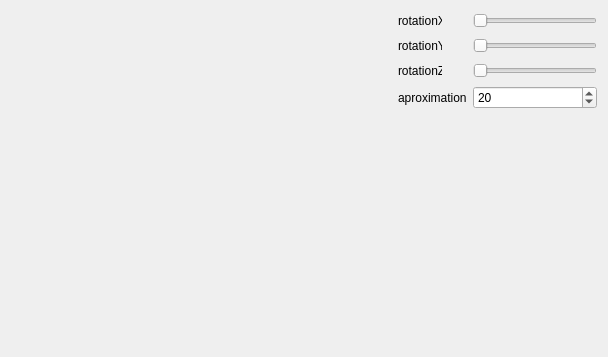
Old version of the form window.ui in the repository Siterina/ComputerGraphics_4-5_4.
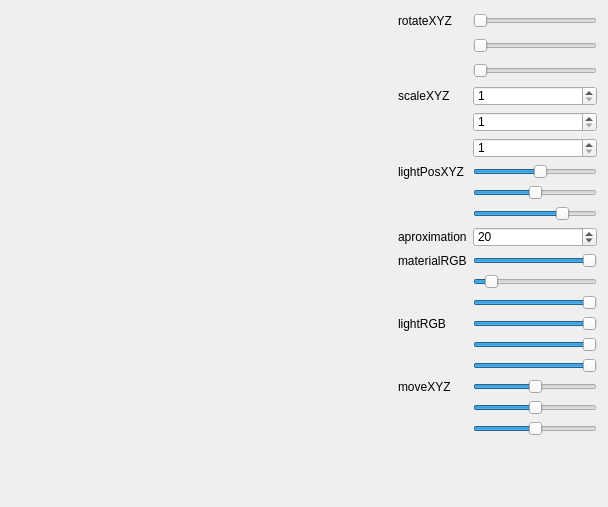
New version of the form. Custom widgets are drawn as their Qt base class.

Patch:
```diff
--- a/window.ui
+++ b/window.ui
@@ -6,8 +6,8 @@
    <rect>
     <x>0</x>
     <y>0</y>
-    <width>581</width>
-    <height>357</height>
+    <width>599</width>
+    <height>507</height>
    </rect>
   </property>
   <property name="windowTitle">
@@ -16,7 +16,45 @@
   <layout class="QGridLayout" name="gridLayout_2">
    <item row="0" column="1" rowspan="2">
     <layout class="QGridLayout" name="gridLayout">
-     <item row="4" column="0">
+     <item row="9" column="0">
+      <widget class="QLabel" name="label_4">
+       <property name="maximumSize">
+        <size>
+         <width>74</width>
+         <height>20</height>
+        </size>
+       </property>
+       <property name="text">
+        <string>aproximation</string>
+       </property>
+      </widget>
+     </item>
+     <item row="6" column="1">
+      <widget class="QSlider" name="lightPosX">
+       <property name="maximumSize">
+        <size>
+         <width>124</width>
+         <height>19</height>
+        </size>
+       </property>
+       <property name="minimum">
+        <number>-20</number>
+       </property>
+       <property name="maximum">
+        <number>20</number>
+       </property>
+       <property name="pageStep">
+        <number>1</number>
+       </property>
+       <property name="value">
+        <number>2</number>
+       </property>
+       <property name="orientation">
+        <enum>Qt::Horizontal</enum>
+       </property>
+      </widget>
+     </item>
+     <item row="19" column="0">
       <spacer name="verticalSpacer">
        <property name="orientation">
         <enum>Qt::Vertical</enum>
@@ -54,32 +92,6 @@
        </property>
       </widget>
      </item>
-     <item row="1" column="0">
-      <widget class="QLabel" name="label_2">
-       <property name="maximumSize">
-        <size>
-         <width>44</width>
-         <height>19</height>
-        </size>
-       </property>
-       <property name="text">
-        <string>rotationY</string>
-       </property>
-      </widget>
-     </item>
-     <item row="0" column="0">
-      <widget class="QLabel" name="label">
-       <property name="maximumSize">
-        <size>
-         <width>44</width>
-         <height>19</height>
-        </size>
-       </property>
-       <property name="text">
-        <string>rotationX</string>
-       </property>
-      </widget>
-     </item>
      <item row="0" column="1">
       <widget class="QSlider" name="rotationXSlider">
        <property name="minimumSize">
@@ -105,16 +117,57 @@
        </property>
       </widget>
      </item>
-     <item row="2" column="0">
-      <widget class="QLabel" name="label_3">
+     <item row="13" column="0">
+      <widget class="QLabel" name="label_12">
        <property name="maximumSize">
         <size>
-         <width>44</width>
+         <width>74</width>
          <height>19</height>
         </size>
        </property>
        <property name="text">
-        <string>rotationZ</string>
+        <string>lightRGB</string>
+       </property>
+      </widget>
+     </item>
+     <item row="12" column="1">
+      <widget class="QSlider" name="materialB">
+       <property name="maximumSize">
+        <size>
+         <width>124</width>
+         <height>19</height>
+        </size>
+       </property>
+       <property name="maximum">
+        <number>255</number>
+       </property>
+       <property name="singleStep">
+        <number>5</number>
+       </property>
+       <property name="value">
+        <number>255</number>
+       </property>
+       <property name="orientation">
+        <enum>Qt::Horizontal</enum>
+       </property>
+      </widget>
+     </item>
+     <item row="3" column="1">
+      <widget class="QSpinBox" name="scaleX">
+       <property name="maximumSize">
+        <size>
+         <width>124</width>
+         <height>20</height>
+        </size>
+       </property>
+       <property name="minimum">
+        <number>1</number>
+       </property>
+       <property name="maximum">
+        <number>5</number>
+       </property>
+       <property name="value">
+        <number>1</number>
        </property>
       </widget>
      </item>
@@ -143,15 +196,247 @@
        </property>
       </widget>
      </item>
+     <item row="16" column="1">
+      <widget class="QSlider" name="moveX">
+       <property name="maximumSize">
+        <size>
+         <width>124</width>
+         <height>19</height>
+        </size>
+       </property>
+       <property name="minimum">
+        <number>-10</number>
+       </property>
+       <property name="maximum">
+        <number>10</number>
+       </property>
+       <property name="orientation">
+        <enum>Qt::Horizontal</enum>
+       </property>
+      </widget>
+     </item>
+     <item row="17" column="1">
+      <widget class="QSlider" name="moveY">
+       <property name="maximumSize">
+        <size>
+         <width>124</width>
+         <height>19</height>
+        </size>
+       </property>
+       <property name="minimum">
+        <number>-10</number>
+       </property>
+       <property name="maximum">
+        <number>10</number>
+       </property>
+       <property name="orientation">
+        <enum>Qt::Horizontal</enum>
+       </property>
+      </widget>
+     </item>
+     <item row="0" column="0">
+      <widget class="QLabel" name="label">
+       <property name="text">
+        <string>rotateXYZ</string>
+       </property>
+      </widget>
+     </item>
+     <item row="16" column="0">
+      <widget class="QLabel" name="label_13">
+       <property name="text">
+        <string>moveXYZ</string>
+       </property>
+      </widget>
+     </item>
      <item row="3" column="0">
-      <widget class="QLabel" name="label_4">
+      <widget class="QLabel" name="label_8">
+       <property name="maximumSize">
+        <size>
+         <width>74</width>
+         <height>20</height>
+        </size>
+       </property>
        <property name="text">
-        <string>aproximation</string>
+        <string>scaleXYZ</string>
        </property>
       </widget>
      </item>
-     <item row="3" column="1">
+     <item row="6" column="0">
+      <widget class="QLabel" name="label_5">
+       <property name="maximumSize">
+        <size>
+         <width>74</width>
+         <height>19</height>
+        </size>
+       </property>
+       <property name="text">
+        <string>lightPosXYZ</string>
+       </property>
+      </widget>
+     </item>
+     <item row="15" column="1">
+      <widget class="QSlider" name="lightB">
+       <property name="maximumSize">
+        <size>
+         <width>124</width>
+         <height>19</height>
+        </size>
+       </property>
+       <property name="maximum">
+        <number>255</number>
+       </property>
+       <property name="singleStep">
+        <number>5</number>
+       </property>
+       <property name="value">
+        <number>255</number>
+       </property>
+       <property name="orientation">
+        <enum>Qt::Horizontal</enum>
+       </property>
+      </widget>
+     </item>
+     <item row="13" column="1">
+      <widget class="QSlider" name="lightR">
+       <property name="maximumSize">
+        <size>
+         <width>124</width>
+         <height>19</height>
+        </size>
+       </property>
+       <property name="maximum">
+        <number>255</number>
+       </property>
+       <property name="singleStep">
+        <number>5</number>
+       </property>
+       <property name="value">
+        <number>255</number>
+       </property>
+       <property name="orientation">
+        <enum>Qt::Horizontal</enum>
+       </property>
+      </widget>
+     </item>
+     <item row="11" column="1">
+      <widget class="QSlider" name="materialG">
+       <property name="maximumSize">
+        <size>
+         <width>124</width>
+         <height>19</height>
+        </size>
+       </property>
+       <property name="maximum">
+        <number>255</number>
+       </property>
+       <property name="singleStep">
+        <number>5</number>
+       </property>
+       <property name="value">
+        <number>25</number>
+       </property>
+       <property name="orientation">
+        <enum>Qt::Horizontal</enum>
+       </property>
+      </widget>
+     </item>
+     <item row="10" column="0">
+      <widget class="QLabel" name="label_11">
+       <property name="maximumSize">
+        <size>
+         <width>74</width>
+         <height>19</height>
+        </size>
+       </property>
+       <property name="text">
+        <string>materialRGB</string>
+       </property>
+      </widget>
+     </item>
+     <item row="14" column="1">
+      <widget class="QSlider" name="lightG">
+       <property name="maximumSize">
+        <size>
+         <width>124</width>
+         <height>19</height>
+        </size>
+       </property>
+       <property name="maximum">
+        <number>255</number>
+       </property>
+       <property name="singleStep">
+        <number>5</number>
+       </property>
+       <property name="value">
+        <number>255</number>
+       </property>
+       <property name="orientation">
+        <enum>Qt::Horizontal</enum>
+       </property>
+      </widget>
+     </item>
+     <item row="10" column="1">
+      <widget class="QSlider" name="materialR">
+       <property name="maximumSize">
+        <size>
+         <width>124</width>
+         <height>19</height>
+        </size>
+       </property>
+       <property name="maximum">
+        <number>255</number>
+       </property>
+       <property name="singleStep">
+        <number>5</number>
+       </property>
+       <property name="value">
+        <number>255</number>
+       </property>
+       <property name="orientation">
+        <enum>Qt::Horizontal</enum>
+       </property>
+      </widget>
+     </item>
+     <item row="4" column="1">
+      <widget class="QSpinBox" name="scaleY">
+       <property name="maximumSize">
+        <size>
+         <width>124</width>
+         <height>20</height>
+        </size>
+       </property>
+       <property name="minimum">
+        <number>1</number>
+       </property>
+       <property name="maximum">
+        <number>5</number>
+       </property>
+      </widget>
+     </item>
+     <item row="5" column="1">
+      <widget class="QSpinBox" name="scaleZ">
+       <property name="maximumSize">
+        <size>
+         <width>124</width>
+         <height>20</height>
+        </size>
+       </property>
+       <property name="minimum">
+        <number>1</number>
+       </property>
+       <property name="maximum">
+        <number>5</number>
+       </property>
+      </widget>
+     </item>
+     <item row="9" column="1">
       <widget class="QSpinBox" name="changeAproximation">
+       <property name="maximumSize">
+        <size>
+         <width>124</width>
+         <height>20</height>
+        </size>
+       </property>
        <property name="minimum">
         <number>1</number>
        </property>
@@ -160,6 +445,72 @@
        </property>
       </widget>
      </item>
+     <item row="7" column="1">
+      <widget class="QSlider" name="lightPosY">
+       <property name="maximumSize">
+        <size>
+         <width>124</width>
+         <height>19</height>
+        </size>
+       </property>
+       <property name="minimum">
+        <number>-20</number>
+       </property>
+       <property name="maximum">
+        <number>20</number>
+       </property>
+       <property name="pageStep">
+        <number>2</number>
+       </property>
+       <property name="orientation">
+        <enum>Qt::Horizontal</enum>
+       </property>
+      </widget>
+     </item>
+     <item row="8" column="1">
+      <widget class="QSlider" name="lightPosZ">
+       <property name="maximumSize">
+        <size>
+         <width>124</width>
+         <height>19</height>
+        </size>
+       </property>
+       <property name="minimum">
+        <number>-20</number>
+       </property>
+       <property name="maximum">
+        <number>20</number>
+       </property>
+       <property name="pageStep">
+        <number>2</number>
+       </property>
+       <property name="value">
+        <number>10</number>
+       </property>
+       <property name="orientation">
+        <enum>Qt::Horizontal</enum>
+       </property>
+      </widget>
+     </item>
+     <item row="18" column="1">
+      <widget class="QSlider" name="moveZ">
+       <property name="maximumSize">
+        <size>
+         <width>124</width>
+         <height>19</height>
+        </size>
+       </property>
+       <property name="minimum">
+        <number>-50</number>
+       </property>
+       <property name="maximum">
+        <number>50</number>
+       </property>
+       <property name="orientation">
+        <enum>Qt::Horizontal</enum>
+       </property>
+      </widget>
+     </item>
     </layout>
    </item>
    <item row="0" column="0" rowspan="2">
```
Left out of the diff: 280 changed lines with no effect on the pictures.
